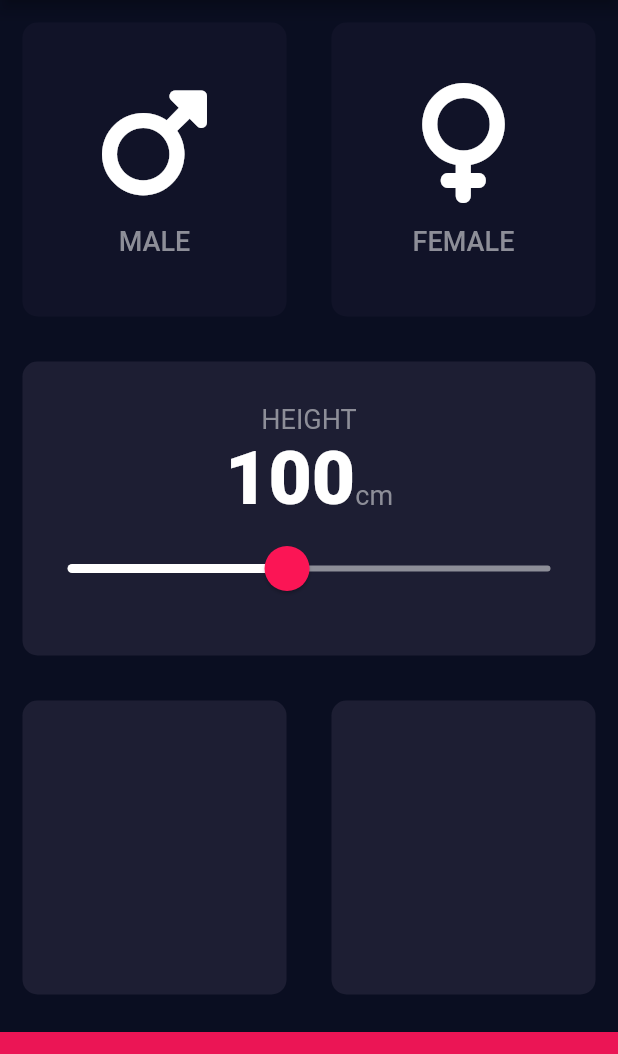
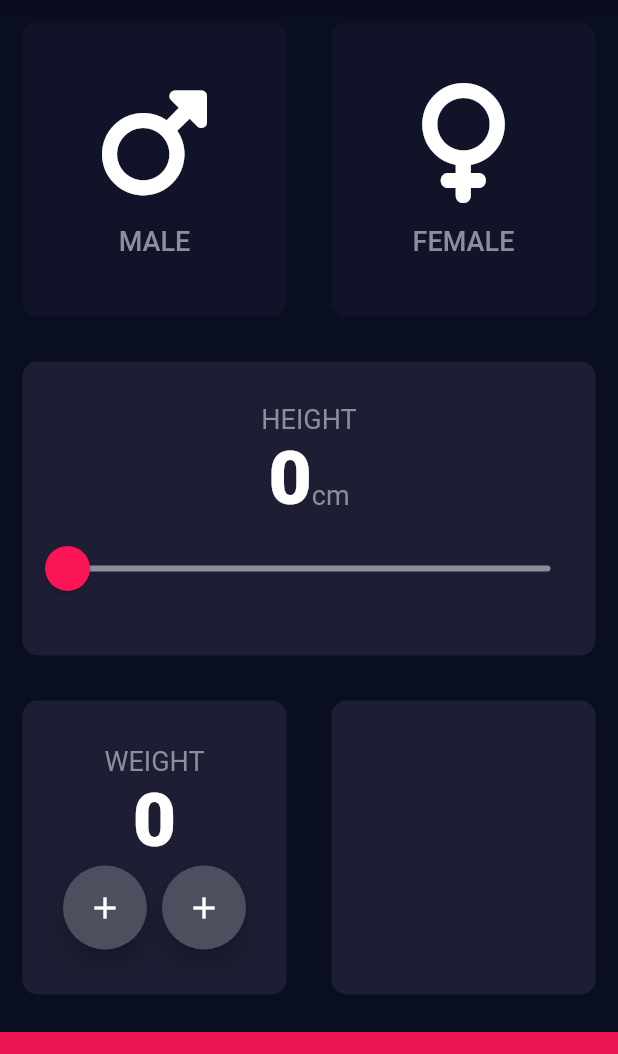
Before and after one commit to Avinash174/bmi_calculator, a Flutter app: the screen it shows after launch, on a phone screen of 412 x 824 dp, the part 84-1138 px from its top. Run offline on Flutter 3.47's test engine with Material 2 defaults, Android fonts, the phone set to English and light mode, and no system bars; our stand-ins replace font_awesome_flutter.

Commit message:
New Changes Added

```diff
--- a/lib/input_page.dart
+++ b/lib/input_page.dart
@@ -3,8 +3,6 @@ import 'package:font_awesome_flutter/font_awesome_flutter.dart';
 import 'reusable.dart';
 import 'icon_content.dart';
 import 'constant.dart';
-
-
 
 enum Gender {
   male,
@@ -17,7 +15,8 @@ class InputPage extends StatefulWidget {
 }
 
 class _InputPageState extends State<InputPage> {
-  int height=100;
+  int height = 0;
+  int weight = 0;
   Color malecardColor = inactiveColor;
   Color femaleCardColor = inactiveColor;
 
@@ -109,7 +108,7 @@ class _InputPageState extends State<InputPage> {
                       style: labelStyle,
                     )
                   ],
-                ) ,
+                ),
                 SliderTheme(
                   data: SliderTheme.of(context).copyWith(
                     activeTrackColor: Colors.white,
@@ -118,19 +117,18 @@ class _InputPageState extends State<InputPage> {
                     thumbShape: RoundSliderThumbShape(enabledThumbRadius: 15.0),
                     overlayShape: RoundSliderOverlayShape(overlayRadius: 30.0),
                   ),
-                  child: Slider(value: height.toDouble(),
-
+                  child: Slider(
+                      value: height.toDouble(),
                       min: 0,
                       max: 220.0,
                       thumbColor: Color(0xFFFB1555),
                       inactiveColor: Color(0xFF8D8E98),
-                      onChanged: (double newValue){
+                      onChanged: (double newValue) {
                         setState(() {
-                         height=newValue.round();
+                          height = newValue.round();
                         });
                       }),
                 ),
-
               ],
             ),
           )),
@@ -140,7 +138,41 @@ class _InputPageState extends State<InputPage> {
               Expanded(
                   child: Reusable(
                 color: activeCardColor,
-                cardChild: Column(),
+                cardChild: Column(
+                  mainAxisAlignment: MainAxisAlignment.center,
+                  children: [
+                    Text(
+                      'WEIGHT',
+                      style: labelStyle,
+                    ),
+                    Text(
+                      weight.toString(),
+                      style: numberStyle,
+                    ),
+                    Row(
+                      mainAxisAlignment: MainAxisAlignment.center,
+                      children: [
+                        FloatingActionButton(
+                          backgroundColor: Color(0xFF4C4F5E),
+                          onPressed: () {},
+                          child: Icon(
+                            Icons.add,
+                            color: Colors.white,
+                          ),
+                        ),
+                        SizedBox(width: 10,),
+                        FloatingActionButton(
+                          backgroundColor: Color(0xFF4C4F5E),
+                          onPressed: () {},
+                          child: Icon(
+                            Icons.add,
+                            color: Colors.white,
+                          ),
+                        ),
+                      ],
+                    )
+                  ],
+                ),
               )),
               Expanded(
                 child: Reusable(
@@ -158,6 +190,6 @@ class _InputPageState extends State<InputPage> {
           ),
         ],
       ),
-      );
+    );
   }
 }
```
